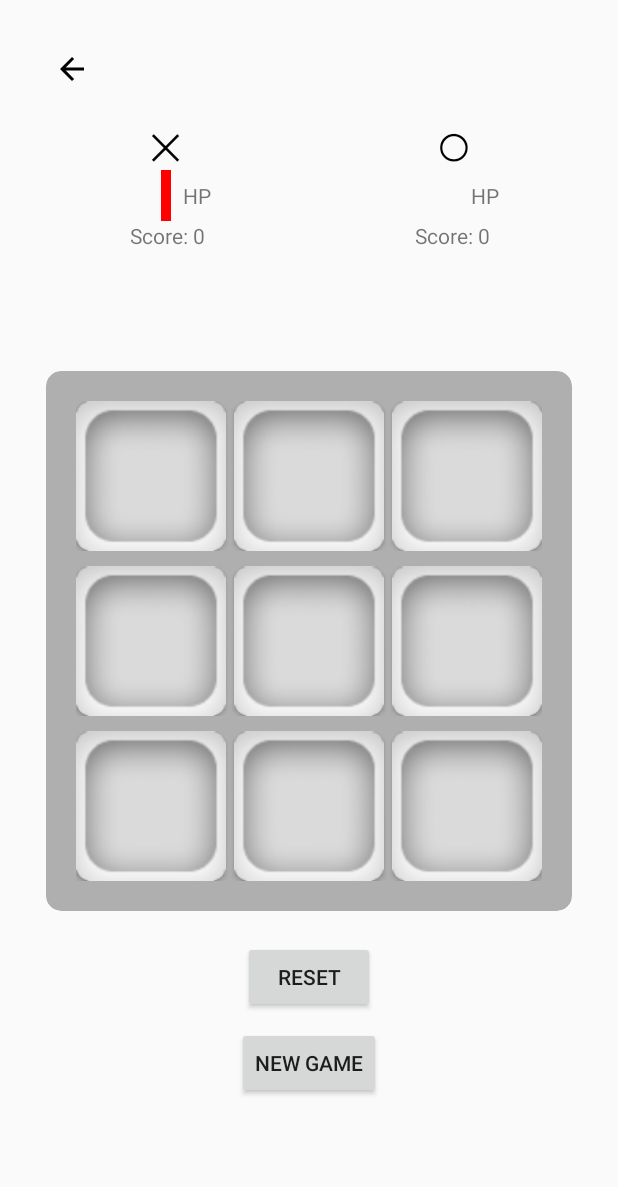
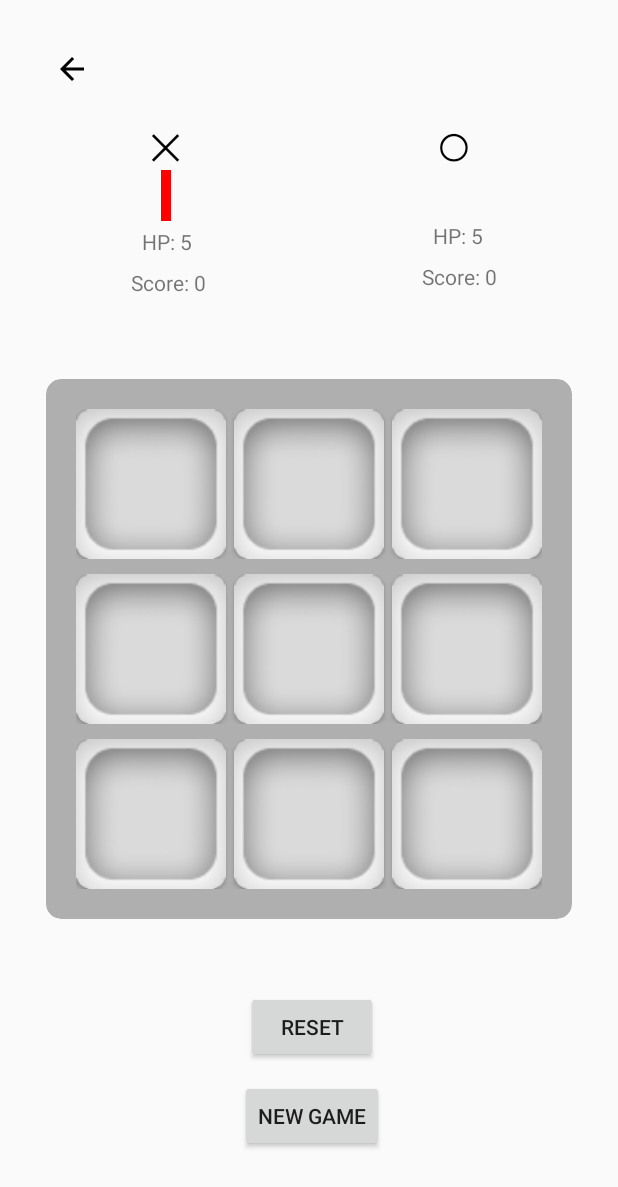
Before and after one commit to DrKibou/TicTacBoom, an Android app: the VsPlayer screen opened directly, with no data from a screen before it, on a phone screen of 412 x 824 dp. Shown: the top 1187 px of the screen. Run offline under Robolectric (Android 15) with nearby library versions, the phone set to English and light mode, and no system bars.

Commit message:
Added minor designs

```diff
--- a/app/src/main/res/layout/activity_vs_player.xml
+++ b/app/src/main/res/layout/activity_vs_player.xml
@@ -46,9 +46,9 @@
         android:textStyle="bold"
         app:layout_constraintBottom_toTopOf="@+id/cardView"
         app:layout_constraintEnd_toEndOf="parent"
-        app:layout_constraintHorizontal_bias="0.498"
         app:layout_constraintStart_toStartOf="parent"
-        app:layout_constraintTop_toTopOf="parent" />
+        app:layout_constraintTop_toTopOf="parent"
+        app:layout_constraintVertical_bias="0.726" />
 
     <ImageButton
         android:id="@+id/btnBack"
@@ -74,8 +74,10 @@
         app:contentPadding="10dp"
         app:layout_constraintBottom_toBottomOf="parent"
         app:layout_constraintEnd_toEndOf="parent"
+        app:layout_constraintHorizontal_bias="0.666"
         app:layout_constraintStart_toStartOf="parent"
-        app:layout_constraintTop_toTopOf="parent">
+        app:layout_constraintTop_toTopOf="parent"
+        app:layout_constraintVertical_bias="0.573">
 
         <LinearLayout
             android:layout_width="match_parent"
@@ -228,9 +230,10 @@
         android:id="@+id/btnReset"
         android:layout_width="wrap_content"
         android:layout_height="wrap_content"
-        android:layout_marginTop="20dp"
+        android:layout_marginTop="48dp"
         android:text="Reset"
         app:layout_constraintEnd_toEndOf="parent"
+        app:layout_constraintHorizontal_bias="0.507"
         app:layout_constraintStart_toStartOf="parent"
         app:layout_constraintTop_toBottomOf="@+id/cardView" />
 
@@ -263,21 +266,23 @@
         android:id="@+id/score1"
         android:layout_width="wrap_content"
         android:layout_height="wrap_content"
-        android:text="Score"
-        app:layout_constraintEnd_toEndOf="@+id/txtOne"
-        app:layout_constraintHorizontal_bias="0.484"
-        app:layout_constraintStart_toStartOf="@+id/txtOne"
-        app:layout_constraintTop_toBottomOf="@+id/txtOne" />
+        android:layout_marginTop="8dp"
+        android:text="Score: 0"
+        app:layout_constraintEnd_toEndOf="@+id/p1Life"
+        app:layout_constraintHorizontal_bias="0.47"
+        app:layout_constraintStart_toStartOf="@+id/p1Life"
+        app:layout_constraintTop_toBottomOf="@+id/p1Life" />
 
     <TextView
         android:id="@+id/score2"
         android:layout_width="wrap_content"
         android:layout_height="wrap_content"
-        android:text="Score"
-        app:layout_constraintEnd_toEndOf="@+id/txtTwo"
-        app:layout_constraintHorizontal_bias="0.527"
-        app:layout_constraintStart_toStartOf="@+id/txtTwo"
-        app:layout_constraintTop_toBottomOf="@+id/txtTwo" />
+        android:layout_marginTop="8dp"
+        android:text="Score: 0"
+        app:layout_constraintEnd_toEndOf="@+id/p2Life"
+        app:layout_constraintHorizontal_bias="0.47"
+        app:layout_constraintStart_toStartOf="@+id/p2Life"
+        app:layout_constraintTop_toBottomOf="@+id/p2Life" />
 
     <Button
         android:id="@+id/btnNewGame"
@@ -286,29 +291,31 @@
         android:text="New Game"
         app:layout_constraintBottom_toBottomOf="parent"
         app:layout_constraintEnd_toEndOf="@+id/btnReset"
-        app:layout_constraintHorizontal_bias="0.518"
+        app:layout_constraintHorizontal_bias="0.555"
         app:layout_constraintStart_toStartOf="@+id/btnReset"
         app:layout_constraintTop_toBottomOf="@+id/btnReset"
-        app:layout_constraintVertical_bias="0.095" />
+        app:layout_constraintVertical_bias="0.169" />
 
     <TextView
         android:id="@+id/p1Life"
         android:layout_width="wrap_content"
         android:layout_height="wrap_content"
-        android:layout_marginStart="8dp"
-        android:text="HP"
-        app:layout_constraintBottom_toBottomOf="@+id/txtOne"
-        app:layout_constraintStart_toEndOf="@+id/txtOne"
-        app:layout_constraintTop_toTopOf="@+id/txtOne" />
+        android:layout_marginTop="4dp"
+        android:text="HP: 5"
+        app:layout_constraintEnd_toEndOf="@+id/txtOne"
+        app:layout_constraintHorizontal_bias="0.487"
+        app:layout_constraintStart_toStartOf="@+id/txtOne"
+        app:layout_constraintTop_toBottomOf="@+id/txtOne" />
 
     <TextView
         android:id="@+id/p2Life"
         android:layout_width="wrap_content"
         android:layout_height="wrap_content"
-        android:layout_marginStart="8dp"
-        android:text="HP"
-        app:layout_constraintBottom_toBottomOf="@+id/txtTwo"
-        app:layout_constraintStart_toEndOf="@+id/txtTwo"
-        app:layout_constraintTop_toTopOf="@+id/txtTwo" />
+        android:layout_marginStart="4dp"
+        android:text="HP: 5"
+        app:layout_constraintEnd_toEndOf="@+id/txtTwo"
+        app:layout_constraintHorizontal_bias="0.487"
+        app:layout_constraintTop_toBottomOf="@+id/txtTwo"
+        app:layout_constraintStart_toStartOf="@+id/txtTwo"/>
 
 </androidx.constraintlayout.widget.ConstraintLayout>
```
Also changed, not shown: app/src/main/java/com/example/tictactoe/VsPlayer/VsPlayer.java (+4 -7 lines), app/src/main/res/layout/activity_add_players.xml (+30 -5 lines).
